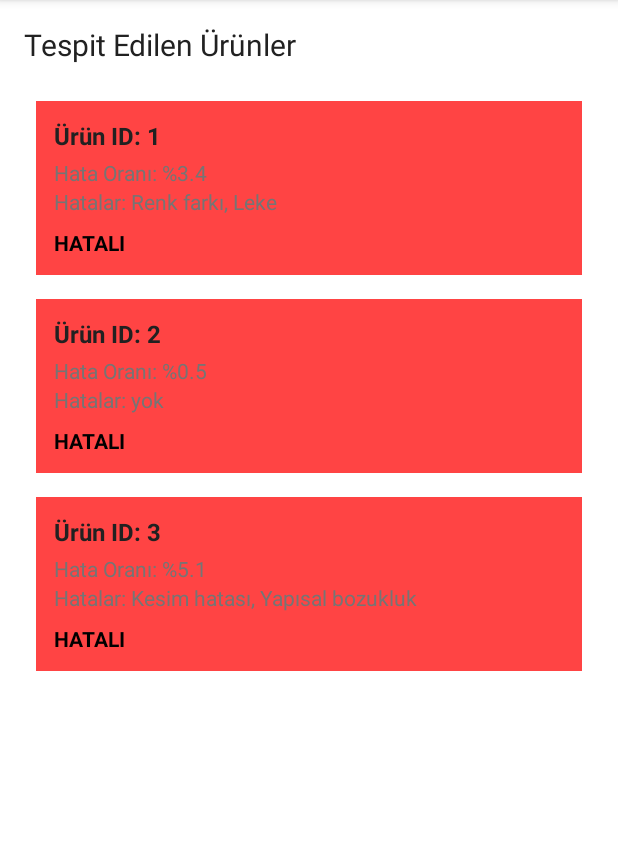
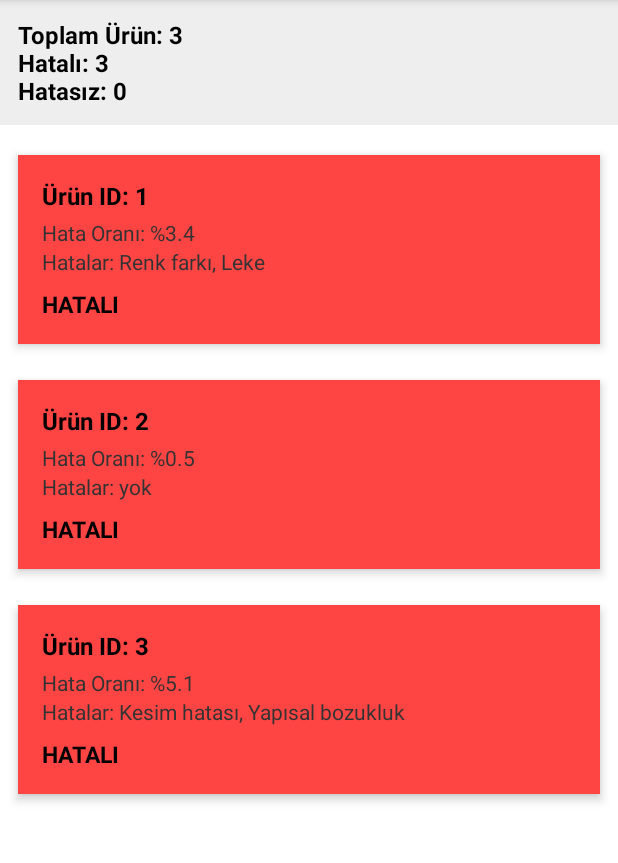
Before and after one commit to selmangumussoy/product-quality-control-app, an Android app: the ResultDisplayActivity screen opened directly, with no data from a screen before it, on a phone screen of 412 x 824 dp, the part 84-947 px from its top. Run offline under Robolectric (Android 15) with nearby library versions, the phone set to English and light mode, and no system bars.

Commit message:
front düzenlendi

```diff
--- a/app/src/main/java/com/selman/hechaton/ResultDisplayActivity.java
+++ b/app/src/main/java/com/selman/hechaton/ResultDisplayActivity.java
@@ -1,7 +1,7 @@
 package com.selman.hechaton;
 
 import android.os.Bundle;
-import android.widget.Toast;
+import android.widget.TextView;
 import androidx.appcompat.app.AppCompatActivity;
 import androidx.recyclerview.widget.LinearLayoutManager;
 import androidx.recyclerview.widget.RecyclerView;
@@ -14,7 +14,8 @@ import java.util.List;
 public class ResultDisplayActivity extends AppCompatActivity {
 
     RecyclerView rvProductList;
-    List<Product> productList = new ArrayList<>();
+    TextView tvStats;
+    List<Product> productList;
     ProductAdapter adapter;
 
     @Override
@@ -22,29 +23,34 @@ public class ResultDisplayActivity extends AppCompatActivity {
         super.onCreate(savedInstanceState);
         setContentView(R.layout.activity_result_display);
 
+        // Bağlantılar
+        tvStats = findViewById(R.id.tvStats);
         rvProductList = findViewById(R.id.rvProductList);
         rvProductList.setLayoutManager(new LinearLayoutManager(this));
 
-        // Ürünleri oluştur (dummy veri)
+        // Ürün listesi
+        productList = new ArrayList<>();
         productList.add(new Product("1", 3.4, true, true, false, false));
         productList.add(new Product("2", 0.5, false, false, false, false));
         productList.add(new Product("3", 5.1, false, false, true, true));
 
-        // %0 kontrolü özel
-        if (ThresholdInputActivity.userThreshold == 0.0) {
-            boolean hasZeroDefect = false;
-            for (Product p : productList) {
-                if (p.defect_rate == 0.0) {
-                    hasZeroDefect = true;
-                    break;
-                }
-            }
-            if (!hasZeroDefect) {
-                Toast.makeText(this, "Yüzde 0 hatalı ürün bulunmamaktadır", Toast.LENGTH_LONG).show();
+        // İstatistikleri hesapla
+        int hatali = 0, hatasiz = 0;
+        for (Product p : productList) {
+            if (p.defect_rate > ThresholdInputActivity.userThreshold) {
+                hatali++;
+            } else {
+                hatasiz++;
             }
         }
 
-        // Tüm ürünler gösterilecek
+        String statsText = "Toplam Ürün: " + productList.size() +
+                "\nHatalı: " + hatali +
+                "\nHatasız: " + hatasiz;
+
+        tvStats.setText(statsText);
+
+        // RecyclerView bağla
         adapter = new ProductAdapter(this, productList, ThresholdInputActivity.userThreshold);
         rvProductList.setAdapter(adapter);
     }
--- a/app/src/main/res/layout/activity_result_display.xml
+++ b/app/src/main/res/layout/activity_result_display.xml
@@ -4,16 +4,19 @@
     xmlns:app="http://schemas.android.com/apk/res-auto"
     android:layout_width="match_parent"
     android:layout_height="match_parent"
-    android:padding="16dp"
-    android:background="@color/background">
+    android:fitsSystemWindows="true"
+    android:background="@color/white">
 
     <TextView
-        android:id="@+id/tvResultsTitle"
+        android:id="@+id/tvStats"
         android:layout_width="0dp"
         android:layout_height="wrap_content"
-        android:text="@string/results_title"
-        android:textSize="20sp"
-        android:textColor="@color/text_primary"
+        android:text="İstatistik yükleniyor..."
+        android:textStyle="bold"
+        android:textSize="16sp"
+        android:padding="12dp"
+        android:background="#EEEEEE"
+        android:textColor="#000000"
         app:layout_constraintTop_toTopOf="parent"
         app:layout_constraintStart_toStartOf="parent"
         app:layout_constraintEnd_toEndOf="parent"/>
@@ -22,8 +25,8 @@
         android:id="@+id/rvProductList"
         android:layout_width="0dp"
         android:layout_height="0dp"
-        android:layout_marginTop="16dp"
-        app:layout_constraintTop_toBottomOf="@id/tvResultsTitle"
+        android:layout_marginTop="8dp"
+        app:layout_constraintTop_toBottomOf="@id/tvStats"
         app:layout_constraintBottom_toBottomOf="parent"
         app:layout_constraintStart_toStartOf="parent"
         app:layout_constraintEnd_toEndOf="parent"/>
--- a/app/src/main/res/layout/item_product.xml
+++ b/app/src/main/res/layout/item_product.xml
@@ -1,45 +1,53 @@
 <?xml version="1.0" encoding="utf-8"?>
-<LinearLayout xmlns:android="http://schemas.android.com/apk/res/android"
+<androidx.cardview.widget.CardView xmlns:android="http://schemas.android.com/apk/res/android"
+    xmlns:card_view="http://schemas.android.com/apk/res-auto"
+    android:layout_width="match_parent"
+    android:layout_height="wrap_content"
+    android:layout_margin="12dp"
+    card_view:cardCornerRadius="12dp"
+    card_view:cardElevation="4dp">
+
+    <LinearLayout
         android:layout_width="match_parent"
         android:layout_height="wrap_content"
         android:orientation="vertical"
-    android:padding="12dp"
-    android:layout_margin="8dp"
-    android:background="@drawable/product_item_background">
+        android:padding="16dp">
 
         <TextView
             android:id="@+id/product_id"
             android:layout_width="wrap_content"
             android:layout_height="wrap_content"
-        android:text="Product ID"
+            android:text="Ürün ID"
             android:textSize="16sp"
             android:textStyle="bold"
-        android:textColor="@color/text_primary" />
+            android:textColor="#000000" />
 
         <TextView
             android:id="@+id/product_defect"
             android:layout_width="wrap_content"
             android:layout_height="wrap_content"
-        android:text="Defect Rate: 0.0%"
+            android:text="Hata Oranı"
             android:textSize="14sp"
             android:layout_marginTop="4dp"
-        android:textColor="@color/text_secondary" />
+            android:textColor="#333333" />
 
         <TextView
             android:id="@+id/product_defects"
             android:layout_width="wrap_content"
             android:layout_height="wrap_content"
-        android:text="Hatalar: -"
+            android:text="Hatalar"
             android:textSize="14sp"
-        android:textColor="@color/text_secondary" />
+            android:textColor="#333333" />
 
         <TextView
             android:id="@+id/product_status"
             android:layout_width="wrap_content"
             android:layout_height="wrap_content"
             android:text="Durum"
-        android:textSize="14sp"
+            android:textSize="15sp"
             android:textStyle="bold"
-        android:textColor="@android:color/black"
+            android:textColor="#000000"
             android:layout_marginTop="8dp" />
+
     </LinearLayout>
+</androidx.cardview.widget.CardView>
--- a/app/src/main/res/values/colors.xml
+++ b/app/src/main/res/values/colors.xml
@@ -16,6 +16,9 @@
     <!-- Kart Rengi -->
     <color name="card_background">#F5F5F5</color>
 
+    <color name="red_light">#FFCDD2</color>
+    <color name="green_light">#C8E6C9</color>
+    <color name="white">#FFFFFF</color>
     <!-- Durumlar -->
     <color name="status_success">#4CAF50</color>
     <color name="status_error">#F44336</color>
```
Lines whose indentation alone changed are shown as unchanged.
